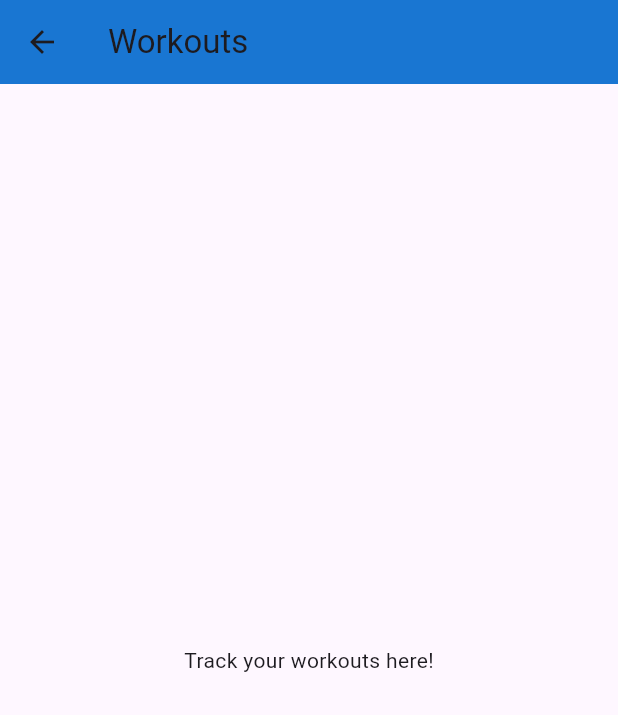
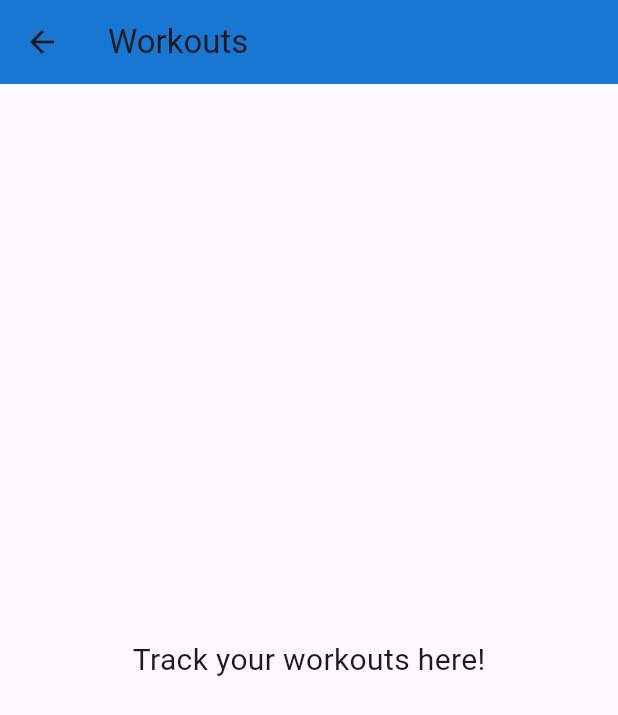
Before and after one commit to lujamanandhar/FYP, a Flutter app: the HomeScreen screen opened directly, after a tap on "Workouts", on a phone screen of 412 x 824 dp. Shown: the top 715 px of the screen. Run offline on Flutter 3.47's test engine with Material 3 defaults, Android fonts, the phone set to English and light mode, and no system bars.

Commit message:
homescreen practice

```diff
--- a/nutrilift/lib/homescreen.dart
+++ b/nutrilift/lib/homescreen.dart
@@ -14,30 +14,30 @@ class HomeScreen extends StatelessWidget {
       onTap: onTap,
       borderRadius: BorderRadius.circular(18),
       child: Card(
-        elevation: 6,
+        elevation: 8, // Increased elevation
         shape: RoundedRectangleBorder(borderRadius: BorderRadius.circular(18)),
-        color: color.withOpacity(0.9),
+        color: color.withOpacity(0.95), // Slightly less transparent
         child: SizedBox(
-          width: 150,
-          height: 170,
+          width: 160, // Slightly wider
+          height: 180, // Slightly taller
           child: Column(
             mainAxisAlignment: MainAxisAlignment.center,
             children: [
-              Icon(icon, size: 48, color: Colors.white),
-              const SizedBox(height: 12),
+              Icon(icon, size: 54, color: Colors.white), // Larger icon
+              const SizedBox(height: 14),
               Text(
                 title,
                 style: const TextStyle(
-                  fontSize: 20,
+                  fontSize: 22,
                   fontWeight: FontWeight.bold,
                   color: Colors.white,
                 ),
               ),
-              const SizedBox(height: 6),
+              const SizedBox(height: 8),
               Text(
                 subtitle,
                 style: const TextStyle(
-                  fontSize: 13,
+                  fontSize: 14,
                   color: Colors.white70,
                 ),
                 textAlign: TextAlign.center,
@@ -52,14 +52,7 @@ class HomeScreen extends StatelessWidget {
   @override
   Widget build(BuildContext context) {
     return Scaffold(
-      backgroundColor: const LinearGradient(
-        colors: [Color(0xFFB2FEFA), Color(0xFF0ED2F7)],
-        begin: Alignment.topLeft,
-        end: Alignment.bottomRight,
-      ).createShader(const Rect.fromLTWH(0, 0, 500, 800)).transform(Offset.zero) !=
-              null
-          ? null
-          : Colors.blue[50],
+      // Removed backgroundColor property to avoid conflict with gradient
       appBar: AppBar(
         backgroundColor: Colors.blue[700],
         elevation: 0,
@@ -101,34 +94,34 @@ class HomeScreen extends StatelessWidget {
                     ),
                     boxShadow: [
                       BoxShadow(
-                        color: Colors.blue.withOpacity(0.2),
-                        blurRadius: 16,
-                        offset: const Offset(0, 8),
+                        color: Colors.blue.withOpacity(0.25), // Slightly more shadow
+                        blurRadius: 20,
+                        offset: const Offset(0, 10),
                       ),
                     ],
                   ),
-                  child: const Icon(Icons.directions_run, size: 80, color: Colors.white),
+                  child: const Icon(Icons.directions_run, size: 90, color: Colors.white), // Larger icon
                 ),
-                const SizedBox(height: 24),
+                const SizedBox(height: 28),
                 const Text(
                   'Welcome to NutriLift!',
                   style: TextStyle(
-                    fontSize: 28,
+                    fontSize: 30,
                     fontWeight: FontWeight.bold,
                     color: Colors.blue,
-                    letterSpacing: 1.2,
+                    letterSpacing: 1.3,
                   ),
                 ),
-                const SizedBox(height: 10),
+                const SizedBox(height: 12),
                 const Padding(
                   padding: EdgeInsets.symmetric(horizontal: 32),
                   child: Text(
                     'Track workouts, nutrition, and reach your fitness goals.',
-                    style: TextStyle(fontSize: 17, color: Colors.black87),
+                    style: TextStyle(fontSize: 18, color: Colors.black87),
                     textAlign: TextAlign.center,
                   ),
                 ),
-                const SizedBox(height: 36),
+                const SizedBox(height: 40),
                 Row(
                   mainAxisAlignment: MainAxisAlignment.center,
                   children: [
@@ -144,7 +137,7 @@ class HomeScreen extends StatelessWidget {
                         );
                       },
                     ),
-                    const SizedBox(width: 24),
+                    const SizedBox(width: 28),
                     _buildCard(
                       icon: Icons.restaurant,
                       title: 'Nutrition',
@@ -159,28 +152,29 @@ class HomeScreen extends StatelessWidget {
                     ),
                   ],
                 ),
-                const SizedBox(height: 36),
+                const SizedBox(height: 40),
                 Card(
                   margin: const EdgeInsets.symmetric(horizontal: 32),
-                  elevation: 3,
+                  elevation: 4,
                   shape: RoundedRectangleBorder(borderRadius: BorderRadius.circular(16)),
                   child: Padding(
-                    padding: const EdgeInsets.all(18.0),
+                    padding: const EdgeInsets.all(20.0),
                     child: Row(
                       mainAxisAlignment: MainAxisAlignment.center,
                       children: const [
                         Icon(Icons.info_outline, color: Colors.blueAccent),
-                        SizedBox(width: 10),
+                        SizedBox(width: 12),
                         Flexible(
                           child: Text(
                             'Tip: Stay consistent and hydrated for best results!',
-                            style: TextStyle(fontSize: 15, color: Colors.black87),
+                            style: TextStyle(fontSize: 16, color: Colors.black87),
                           ),
                         ),
                       ],
                     ),
                   ),
                 ),
+                const SizedBox(height: 20), // Added some space at the bottom
               ],
             ),
           ),
@@ -200,7 +194,12 @@ class ProfileScreen extends StatelessWidget {
         backgroundColor: Colors.blue[700],
         title: const Text('Profile'),
       ),
-      body: const Center(child: Text('This is the Profile Screen')),
+      body: const Center(
+        child: Text(
+          'This is the Profile Screen',
+          style: TextStyle(fontSize: 20),
+        ),
+      ),
     );
   }
 }
@@ -215,7 +214,12 @@ class WorkoutsScreen extends StatelessWidget {
         backgroundColor: Colors.blue[700],
         title: const Text('Workouts'),
       ),
-      body: const Center(child: Text('Track your workouts here!')),
+      body: const Center(
+        child: Text(
+          'Track your workouts here!',
+          style: TextStyle(fontSize: 20),
+        ),
+      ),
     );
   }
 }
@@ -230,7 +234,12 @@ class NutritionScreen extends StatelessWidget {
         backgroundColor: Colors.green,
         title: const Text('Nutrition'),
       ),
-      body: const Center(child: Text('Track your nutrition here!')),
+      body: const Center(
+        child: Text(
+          'Track your nutrition here!',
+          style: TextStyle(fontSize: 20),
+        ),
+      ),
     );
   }
 }
```
